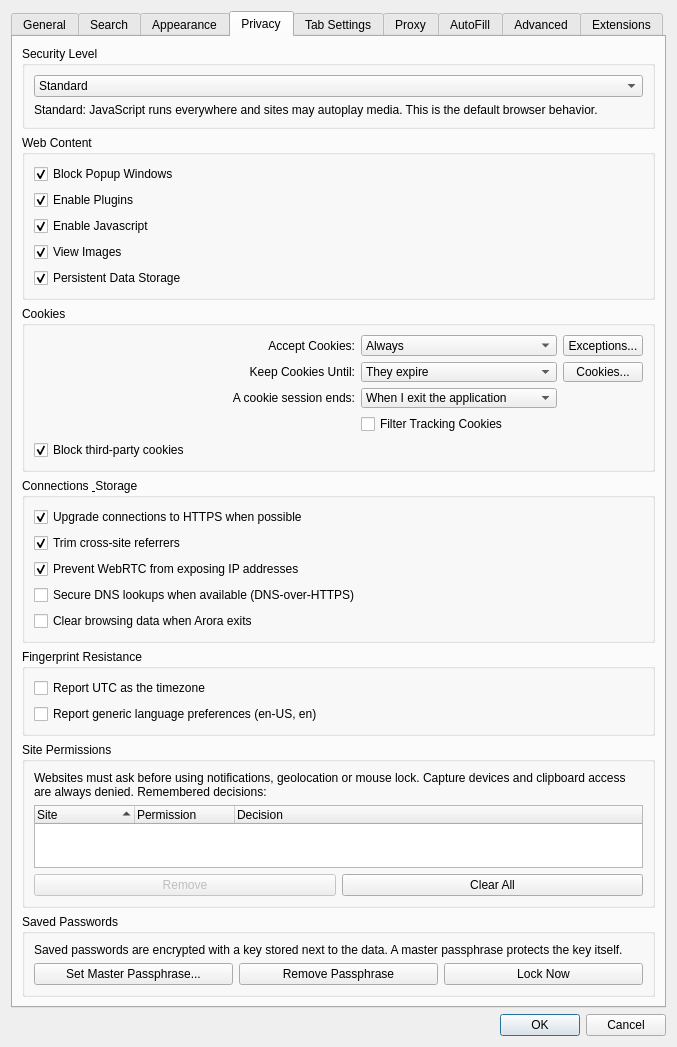
This is src/settings.ui in janos-szenfner/arora as Qt 5 draws it before an edit. The edited form follows.
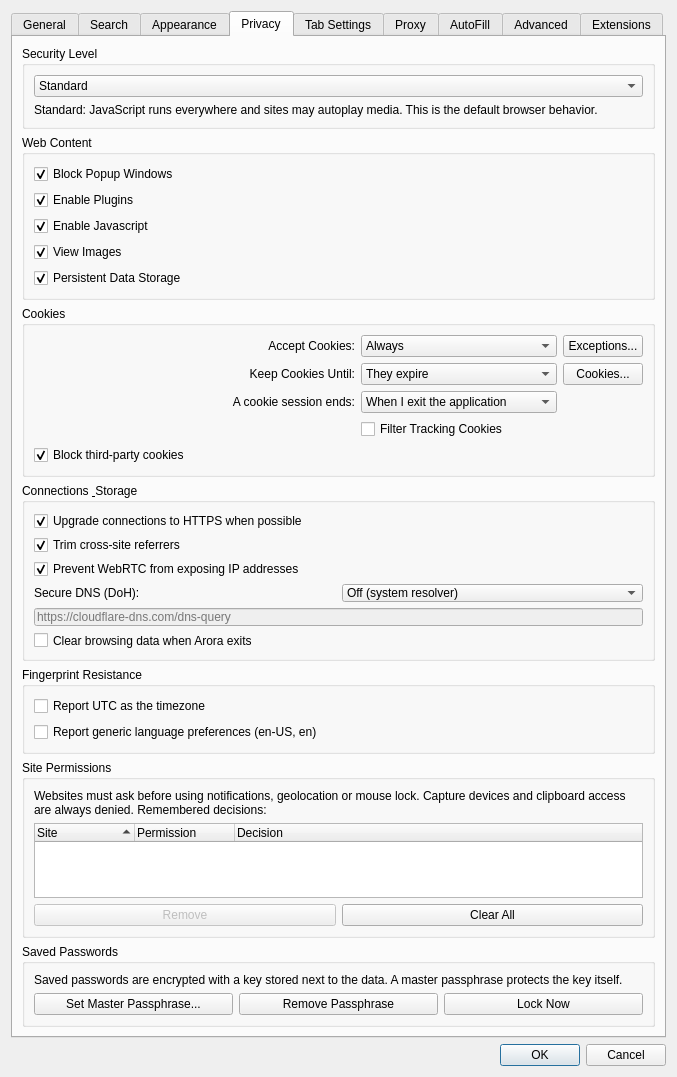
This is the edited form. The open tabs and pages were chosen to show the change.

Commit message: DOH01: expose real DoH modes via QWebEngineGlobalSettings::setDnsMode

What changed in the file:
```diff
--- a/src/settings.ui
+++ b/src/settings.ui
@@ -843,16 +843,60 @@
            </widget>
           </item>
           <item>
-           <widget class="QCheckBox" name="secureDns">
-            <property name="toolTip">
-             <string>Upgrade DNS lookups to DNS-over-HTTPS when your network's resolver supports it (Chromium decides; a custom DoH server cannot be configured). Takes effect after a restart.</string>
-            </property>
-            <property name="text">
-             <string>Secure DNS lookups when available (DNS-over-HTTPS)</string>
-            </property>
-            <property name="checked">
+           <layout class="QHBoxLayout">
+            <item>
+             <widget class="QLabel" name="secureDnsLabel">
+              <property name="text">
+               <string>Secure DNS (DoH):</string>
+              </property>
+              <property name="buddy">
+               <cstring>secureDnsMode</cstring>
+              </property>
+             </widget>
+            </item>
+            <item>
+             <widget class="QComboBox" name="secureDnsMode">
+              <property name="toolTip">
+               <string>DNS-over-HTTPS hides lookups from the local network's plain DNS. Automatic upgrades only when the network resolver is on Chromium's known-provider list; the Custom modes always use the endpoint below — the strict mode never falls back to plain DNS, so an unreachable endpoint stops name resolution entirely. The feature flag takes effect after a restart.</string>
+              </property>
+              <item>
+               <property name="text">
+                <string>Off (system resolver)</string>
+               </property>
+              </item>
+              <item>
+               <property name="text">
+                <string>Automatic upgrade</string>
+               </property>
+              </item>
+              <item>
+               <property name="text">
+                <string>Custom server (with system fallback)</string>
+               </property>
+              </item>
+              <item>
+               <property name="text">
+                <string>Custom server (strict — no fallback)</string>
+               </property>
+              </item>
+             </widget>
+            </item>
+           </layout>
+          </item>
+          <item>
+           <widget class="QLineEdit" name="secureDnsServer">
+            <property name="enabled">
              <bool>false</bool>
             </property>
+            <property name="toolTip">
+             <string>DoH URI template used by the Custom modes, e.g. https://cloudflare-dns.com/dns-query or https://dns.google/dns-query. Invalid entries fall back to the default resolver rather than disabling DoH.</string>
+            </property>
+            <property name="accessibleName">
+             <string>DNS-over-HTTPS server URI template</string>
+            </property>
+            <property name="placeholderText">
+             <string>https://cloudflare-dns.com/dns-query</string>
+            </property>
            </widget>
           </item>
           <item>
```
Left out of the diff: 3 changed lines with no effect on the pictures. The commit also changes 10 other files.
